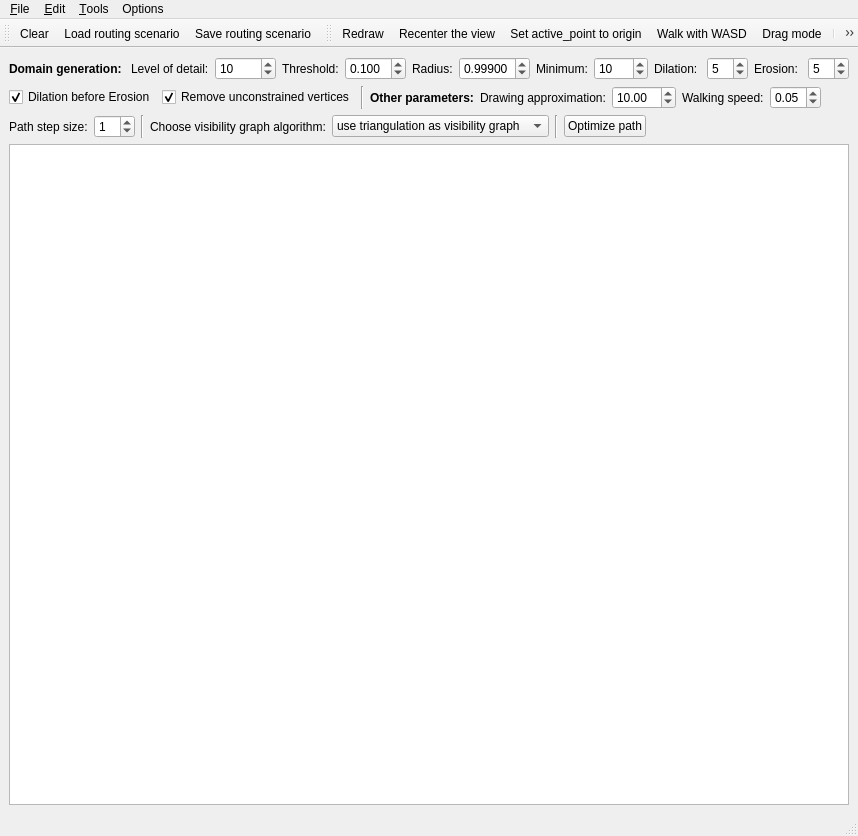
The window that Main.ui (Babayayaga/Routing_on_the_hyperbolic_plane) describes before a commit, drawn with Qt 5.
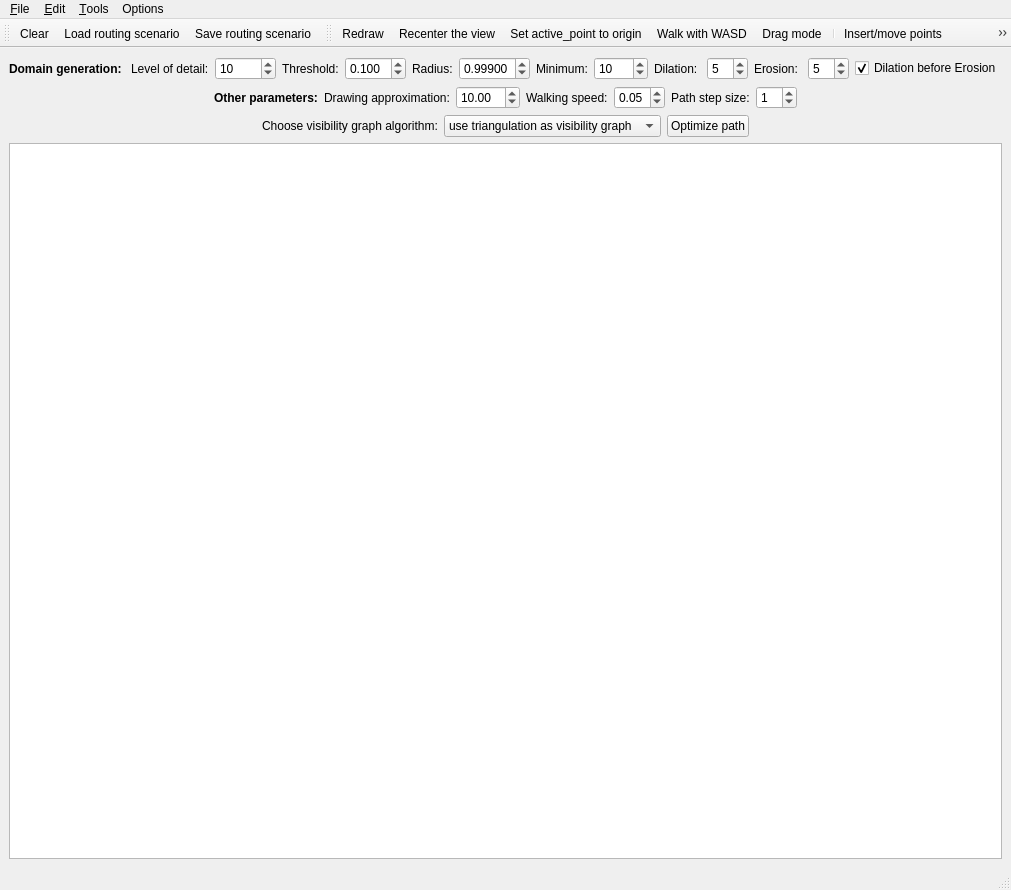
The same window after the commit. Icons and pictures are not drawn.

```diff
--- a/Main.ui
+++ b/Main.ui
@@ -7,8 +7,8 @@
    <rect>
     <x>0</x>
     <y>0</y>
-    <width>774</width>
-    <height>836</height>
+    <width>911</width>
+    <height>890</height>
    </rect>
   </property>
   <property name="windowTitle">
@@ -188,6 +188,19 @@
         </property>
        </widget>
       </item>
+      <item>
+       <widget class="QCheckBox" name="checkBox">
+        <property name="statusTip">
+         <string>Erosion before dilation. Switches treatments of terrain.</string>
+        </property>
+        <property name="text">
+         <string>Dilation before Erosion</string>
+        </property>
+        <property name="checked">
+         <bool>true</bool>
+        </property>
+       </widget>
+      </item>
       <item>
        <spacer name="horizontalSpacer_2">
         <property name="orientation">
@@ -206,25 +219,17 @@
     <item row="4" column="0">
      <layout class="QHBoxLayout" name="horizontalLayout_2">
       <item>
-       <widget class="QLabel" name="label_9">
-        <property name="text">
-         <string>Path step size:</string>
-        </property>
-       </widget>
-      </item>
-      <item>
-       <widget class="QSpinBox" name="pathStepSpinBox">
-        <property name="value">
-         <number>1</number>
-        </property>
-       </widget>
-      </item>
-      <item>
-       <widget class="Line" name="line_3">
+       <spacer name="horizontalSpacer_5">
         <property name="orientation">
-         <enum>Qt::Vertical</enum>
+         <enum>Qt::Horizontal</enum>
         </property>
-       </widget>
+        <property name="sizeHint" stdset="0">
+         <size>
+          <width>40</width>
+          <height>20</height>
+         </size>
+        </property>
+       </spacer>
       </item>
       <item>
        <widget class="QLabel" name="label_12">
@@ -258,13 +263,6 @@
         </item>
        </widget>
       </item>
-      <item>
-       <widget class="Line" name="line">
-        <property name="orientation">
-         <enum>Qt::Vertical</enum>
-        </property>
-       </widget>
-      </item>
       <item>
        <widget class="QPushButton" name="pathOptimize">
         <property name="text">
@@ -324,34 +322,17 @@
        <enum>QLayout::SetDefaultConstraint</enum>
       </property>
       <item>
-       <widget class="QCheckBox" name="checkBox">
-        <property name="statusTip">
-         <string>Erosion before dilation. Switches treatments of terrain.</string>
-        </property>
-        <property name="text">
-         <string>Dilation before Erosion</string>
-        </property>
-        <property name="checked">
-         <bool>true</bool>
-        </property>
-       </widget>
-      </item>
-      <item>
-       <widget class="QCheckBox" name="removeCheckBox">
-        <property name="text">
-         <string>Remove unconstrained vertices</string>
-        </property>
-        <property name="checked">
-         <bool>true</bool>
-        </property>
-       </widget>
-      </item>
-      <item>
-       <widget class="Line" name="line_2">
+       <spacer name="horizontalSpacer_3">
         <property name="orientation">
-         <enum>Qt::Vertical</enum>
+         <enum>Qt::Horizontal</enum>
         </property>
-       </widget>
+        <property name="sizeHint" stdset="0">
+         <size>
+          <width>40</width>
+          <height>20</height>
+         </size>
+        </property>
+       </spacer>
       </item>
       <item>
        <widget class="QLabel" name="label_7">
@@ -409,6 +390,20 @@
         </property>
        </widget>
       </item>
+      <item>
+       <widget class="QLabel" name="label_9">
+        <property name="text">
+         <string>Path step size:</string>
+        </property>
+       </widget>
+      </item>
+      <item>
+       <widget class="QSpinBox" name="pathStepSpinBox">
+        <property name="value">
+         <number>1</number>
+        </property>
+       </widget>
+      </item>
       <item>
        <spacer name="horizontalSpacer_4">
         <property name="orientation">
@@ -478,7 +473,7 @@
     <rect>
      <x>0</x>
      <y>0</y>
-     <width>774</width>
+     <width>911</width>
      <height>21</height>
     </rect>
    </property>
```
